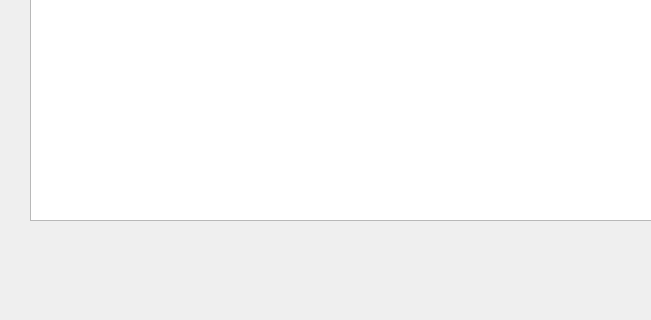
First picture: the form in main.ui, repository NotAKes/QtCoffee, before the edit; both pictures show x 0 to 651 and y 280 to 600 of the 804 by 600 pixel window.
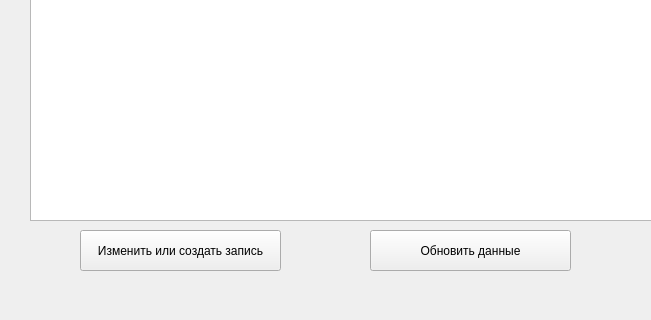
Second picture: the form after the edit.

```diff
--- a/main.ui
+++ b/main.ui
@@ -43,6 +43,32 @@
      </rect>
     </property>
    </widget>
+   <widget class="QPushButton" name="create_or_edit">
+    <property name="geometry">
+     <rect>
+      <x>80</x>
+      <y>510</y>
+      <width>201</width>
+      <height>41</height>
+     </rect>
+    </property>
+    <property name="text">
+     <string>Изменить или создать запись</string>
+    </property>
+   </widget>
+   <widget class="QPushButton" name="update_info">
+    <property name="geometry">
+     <rect>
+      <x>370</x>
+      <y>510</y>
+      <width>201</width>
+      <height>41</height>
+     </rect>
+    </property>
+    <property name="text">
+     <string>Обновить данные</string>
+    </property>
+   </widget>
   </widget>
   <widget class="QMenuBar" name="menubar">
    <property name="geometry">
```
